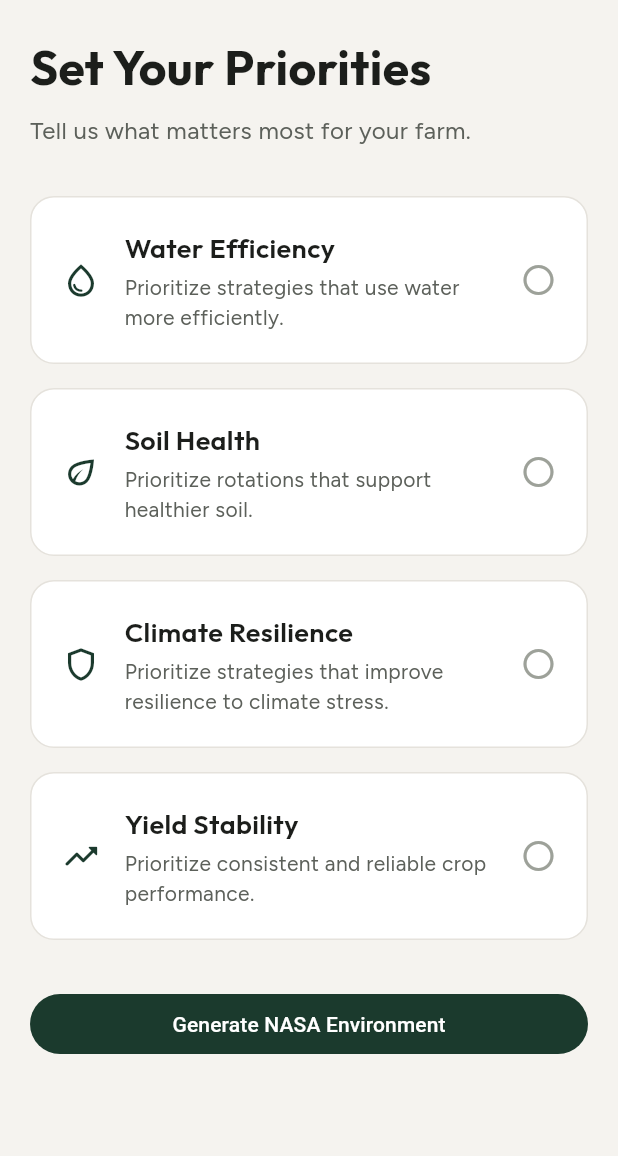
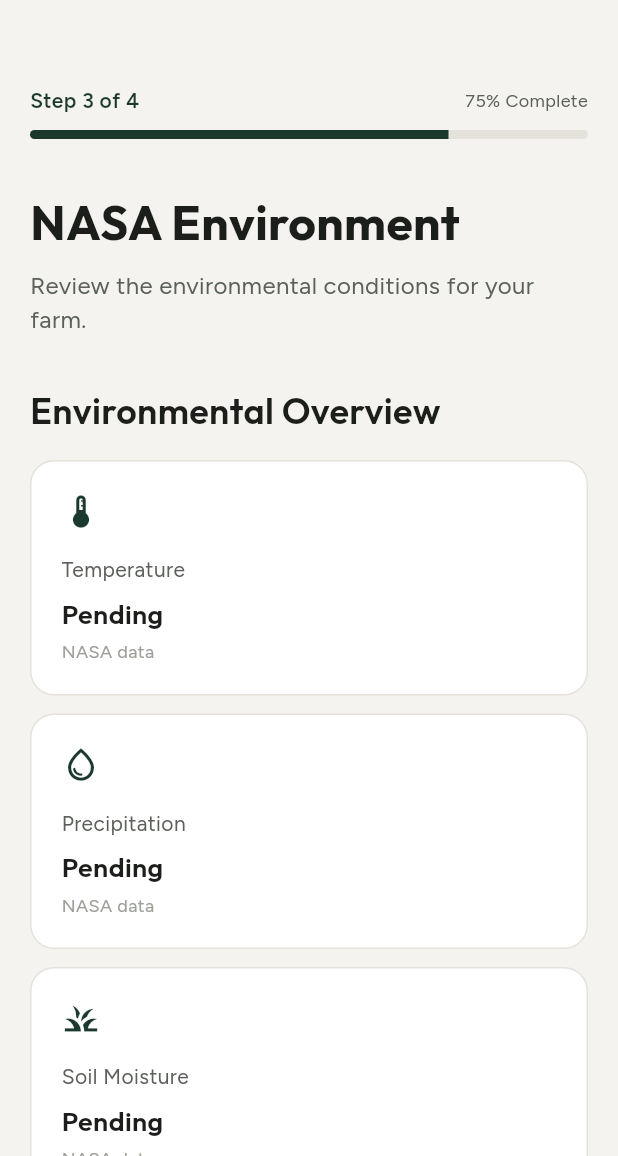
Before and after one commit to aliaaAbdelwhab-coder/Adapting-Farms-with-NASA-Data, a Flutter app: the PrioritiesScreen screen opened by its route, scrolled down 103 dp, after a tap on "Generate NASA Environment", on a phone screen of 412 x 824 dp, the part 80-1236 px from its top. Run offline on Flutter 3.47's test engine with Material 3 defaults, Android fonts, the phone set to English and light mode, and no system bars; our stand-ins replace google_fonts.

Commit message:
feat: add NASA environment and rotation strategy flow

```diff
--- a/frontend/lib/core/routing/app_router.dart
+++ b/frontend/lib/core/routing/app_router.dart
@@ -1,8 +1,10 @@
 import 'package:flutter/material.dart';
 
+import '../../features/enviroment/presentation/screens/environment_screen.dart' show EnvironmentScreen;
 import '../../features/farm/presentation/screens/farm_setup_screen.dart';
 import '../../features/onboarding/presentation/screens/welcome_screen.dart';
 import '../../features/farm/presentation/screens/priorities_screen.dart';
+import '../../features/farm/presentation/screens/rotation_strategy_screen.dart';
 
 class AppRouter {
   AppRouter._();
@@ -10,6 +12,8 @@ class AppRouter {
   static const String welcome = '/';
 static const String farmSetup = '/farm-setup';
 static const String priorities = '/priorities';
+static const String environment = '/environment';
+static const String rotationStrategy = '/rotation-strategy';
 
 static Route<dynamic> generateRoute(RouteSettings settings) {
   switch (settings.name) {
@@ -30,7 +34,16 @@ static Route<dynamic> generateRoute(RouteSettings settings) {
     builder: (_) => const PrioritiesScreen(),
     settings: settings,
   );
-
+  case environment:
+  return MaterialPageRoute(
+    builder: (_) => const EnvironmentScreen(),
+    settings: settings,
+  );
+  case rotationStrategy:
+  return MaterialPageRoute(
+    builder: (_) => const RotationStrategyScreen(),
+    settings: settings,
+  );
     default:
       return MaterialPageRoute(
         builder: (_) => const WelcomeScreen(),
--- /dev/null
+++ b/frontend/lib/features/enviroment/presentation/screens/environment_screen.dart
@@ -0,0 +1,282 @@
+import 'package:flutter/material.dart';
+
+import '../../../../core/theme/app_colors.dart';
+import '../../../../core/theme/app_text_styles.dart';
+import '../../../farm/presentation/widgets/farm_setup_header.dart';
+import '../../../../core/routing/app_router.dart';
+
+class EnvironmentScreen extends StatelessWidget {
+  const EnvironmentScreen({super.key});
+
+  @override
+  Widget build(BuildContext context) {
+    return Scaffold(
+      backgroundColor: AppColors.background,
+      body: SafeArea(
+        child: Column(
+          children: [
+            FarmSetupHeader(
+              onBack: () => Navigator.pop(context),
+            ),
+            Expanded(
+              child: SingleChildScrollView(
+                child: Center(
+                  child: ConstrainedBox(
+                    constraints: const BoxConstraints(maxWidth: 760),
+                    child: Padding(
+                      padding: const EdgeInsets.symmetric(
+                        horizontal: 20,
+                        vertical: 40,
+                      ),
+                      child: Column(
+                        crossAxisAlignment: CrossAxisAlignment.start,
+                        children: [
+                          Row(
+                            children: [
+                              Text(
+                                'Step 3 of 4',
+                                style: AppTextStyles.body.copyWith(
+                                  fontWeight: FontWeight.w600,
+                                  color: AppColors.primaryGreen,
+                                ),
+                              ),
+                              const Spacer(),
+                              Text(
+                                '75% Complete',
+                                style: AppTextStyles.caption.copyWith(
+                                  color: AppColors.textSecondary,
+                                ),
+                              ),
+                            ],
+                          ),
+                          const SizedBox(height: 10),
+                          ClipRRect(
+                            borderRadius: BorderRadius.circular(999),
+                            child: const LinearProgressIndicator(
+                              value: 0.75,
+                              minHeight: 6,
+                              backgroundColor: AppColors.borderSlate,
+                              color: AppColors.primaryGreen,
+                            ),
+                          ),
+                          const SizedBox(height: 32),
+
+                          Text(
+                            'NASA Environment',
+                            style: AppTextStyles.h1,
+                          ),
+                          const SizedBox(height: 8),
+                          Text(
+                            'Review the environmental conditions for your farm.',
+                            style: AppTextStyles.bodyLarge.copyWith(
+                              color: AppColors.textSecondary,
+                            ),
+                          ),
+                          const SizedBox(height: 32),
+
+                          Text(
+                            'Environmental Overview',
+                            style: AppTextStyles.h2,
+                          ),
+                          const SizedBox(height: 16),
+
+                          const _EnvironmentGrid(),
+
+                          const SizedBox(height: 24),
+
+                          Container(
+                            width: double.infinity,
+                            padding: const EdgeInsets.all(16),
+                            decoration: BoxDecoration(
+                              color: AppColors.surfaceWhite,
+                              borderRadius: BorderRadius.circular(14),
+                              border: Border.all(
+                                color: AppColors.borderSlate,
+                              ),
+                            ),
+                            child: Row(
+                              crossAxisAlignment: CrossAxisAlignment.start,
+                              children: [
+                                const Icon(
+                                  Icons.satellite_alt_outlined,
+                                  color: AppColors.accentBlue,
+                                ),
+                                const SizedBox(width: 12),
+                                Expanded(
+                                  child: Text(
+                                    'Environmental values will be populated from NASA Earth observation data when the data service is connected.',
+                                    style: AppTextStyles.body.copyWith(
+                                      color: AppColors.textSecondary,
+                                    ),
+                                  ),
+                                ),
+                              ],
+                            ),
+                          ),
+
+                          const SizedBox(height: 32),
+
+                          SizedBox(
+                            width: double.infinity,
+                            child: FilledButton(
+                              onPressed: () {
+  Navigator.pushNamed(
+    context,
+    AppRouter.rotationStrategy,
+  );
+},
+                              child: const Padding(
+                                padding: EdgeInsets.symmetric(vertical: 4),
+                                child: Text(
+                                  'Continue to Rotation Strategy',
+                                ),
+                              ),
+                            ),
+                          ),
+
+                          const SizedBox(height: 24),
+                        ],
+                      ),
+                    ),
+                  ),
+                ),
+              ),
+            ),
+          ],
+        ),
+      ),
+    );
+  }
+}
+
+class _EnvironmentGrid extends StatelessWidget {
+  const _EnvironmentGrid();
+
+  @override
+  Widget build(BuildContext context) {
+    return LayoutBuilder(
+      builder: (context, constraints) {
+        final isMobile = constraints.maxWidth < 600;
+
+        const cards = [
+          _EnvironmentCard(
+            icon: Icons.thermostat_outlined,
+            title: 'Temperature',
+            value: 'Pending',
+            subtitle: 'NASA data',
+          ),
+          _EnvironmentCard(
+            icon: Icons.water_drop_outlined,
+            title: 'Precipitation',
+            value: 'Pending',
+            subtitle: 'NASA data',
+          ),
+          _EnvironmentCard(
+            icon: Icons.grass_outlined,
+            title: 'Soil Moisture',
+            value: 'Pending',
+            subtitle: 'NASA data',
+          ),
+          _EnvironmentCard(
+            icon: Icons.wb_sunny_outlined,
+            title: 'Land Surface',
+            value: 'Pending',
+            subtitle: 'NASA data',
+          ),
+        ];
+
+        if (isMobile) {
+          return Column(
+            children: [
+              cards[0],
+              SizedBox(height: 12),
+              cards[1],
+              SizedBox(height: 12),
+              cards[2],
+              SizedBox(height: 12),
+              cards[3],
+            ],
+          );
+        }
+
+        return Column(
+          children: [
+            Row(
+              children: [
+                Expanded(child: cards[0]),
+                SizedBox(width: 16),
+                Expanded(child: cards[1]),
+              ],
+            ),
+            SizedBox(height: 16),
+            Row(
+              children: [
+                Expanded(child: cards[2]),
+                SizedBox(width: 16),
+                Expanded(child: cards[3]),
+              ],
+            ),
+          ],
+        );
+      },
+    );
+  }
+}
+
+class _EnvironmentCard extends StatelessWidget {
+  const _EnvironmentCard({
+    required this.icon,
+    required this.title,
+    required this.value,
+    required this.subtitle,
+  });
+
+  final IconData icon;
+  final String title;
+  final String value;
+  final String subtitle;
+
+  @override
+  Widget build(BuildContext context) {
+    return Container(
+      width: double.infinity,
+      padding: const EdgeInsets.all(20),
+      decoration: BoxDecoration(
+        color: AppColors.surfaceWhite,
+        borderRadius: BorderRadius.circular(16),
+        border: Border.all(
+          color: AppColors.borderSlate,
+        ),
+      ),
+      child: Column(
+        crossAxisAlignment: CrossAxisAlignment.start,
+        children: [
+          Icon(
+            icon,
+            color: AppColors.primaryGreen,
+            size: 26,
+          ),
+          const SizedBox(height: 16),
+          Text(
+            title,
+            style: AppTextStyles.body.copyWith(
+              color: AppColors.textSecondary,
+            ),
+          ),
+          const SizedBox(height: 6),
+          Text(
+            value,
+            style: AppTextStyles.h3,
+          ),
+          const SizedBox(height: 4),
+          Text(
+            subtitle,
+            style: AppTextStyles.caption.copyWith(
+              color: AppColors.textMuted,
+            ),
+          ),
+        ],
+      ),
+    );
+  }
+}
--- a/frontend/lib/features/farm/presentation/screens/priorities_screen.dart
+++ b/frontend/lib/features/farm/presentation/screens/priorities_screen.dart
@@ -3,6 +3,7 @@ import 'package:flutter/material.dart';
 import '../../../../core/theme/app_colors.dart';
 import '../../../../core/theme/app_text_styles.dart';
 import '../widgets/farm_setup_header.dart';
+import '../../../../core/routing/app_router.dart';
 
 class PrioritiesScreen extends StatelessWidget {
   const PrioritiesScreen({super.key});
@@ -108,8 +109,11 @@ SizedBox(
   width: double.infinity,
   child: FilledButton(
     onPressed: () {
-      // TODO: Continue to NASA environment step.
-    },
+  Navigator.pushNamed(
+    context,
+    AppRouter.environment,
+  );
+},
     child: const Padding(
       padding: EdgeInsets.symmetric(vertical: 4),
       child: Text('Generate NASA Environment'),
```
Also changed, not shown: frontend/lib/features/farm/presentation/screens/rotation_strategy_screen.dart (added, +169 -0 lines).
